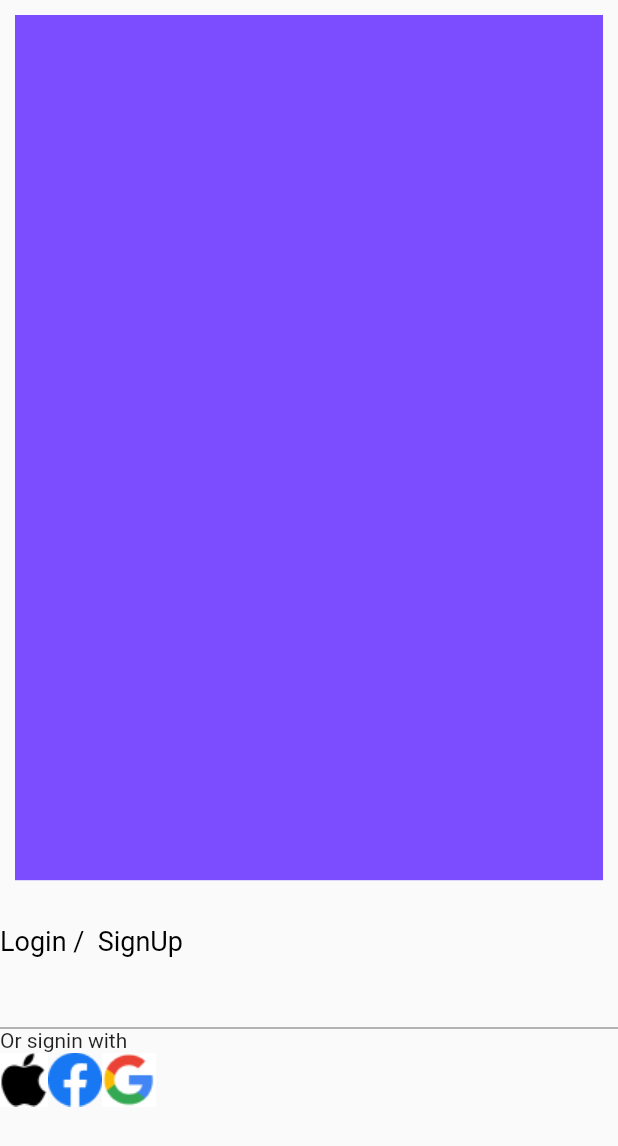
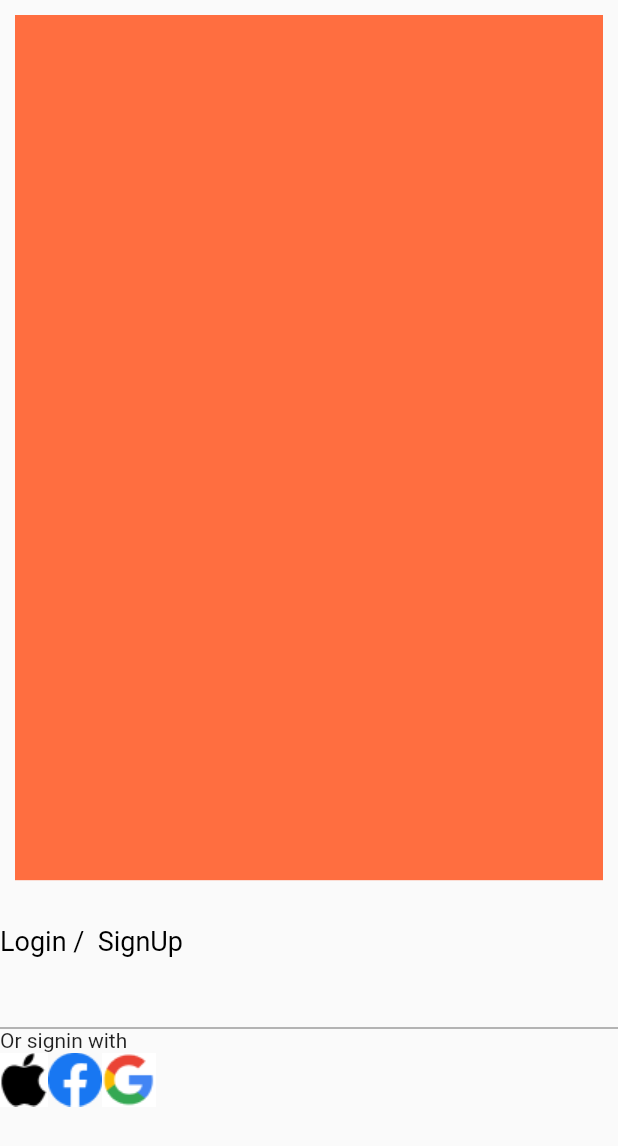
Before and after one commit to raghupathiguduri/android-build, a Flutter app: the screen it shows after launch, on a phone screen of 412 x 824 dp. Shown: the top 1146 px of the screen. Run offline on Flutter 3.47's test engine with Material 2 defaults, Android fonts, the phone set to English and light mode, and no system bars.

Commit message:
ui changes

```diff
--- a/lib/main.dart
+++ b/lib/main.dart
@@ -45,7 +45,9 @@ children: [
           margin: EdgeInsets.all(10),
           width: double.infinity,
           height: MediaQuery.of(context).size.height * 0.7,
-          color: Colors.deepPurpleAccent,
+          // color: Colors.deepPurpleAccent,
+          color: Colors.deepOrangeAccent,
+
         ),
         SizedBox(
           height: 20,
```
